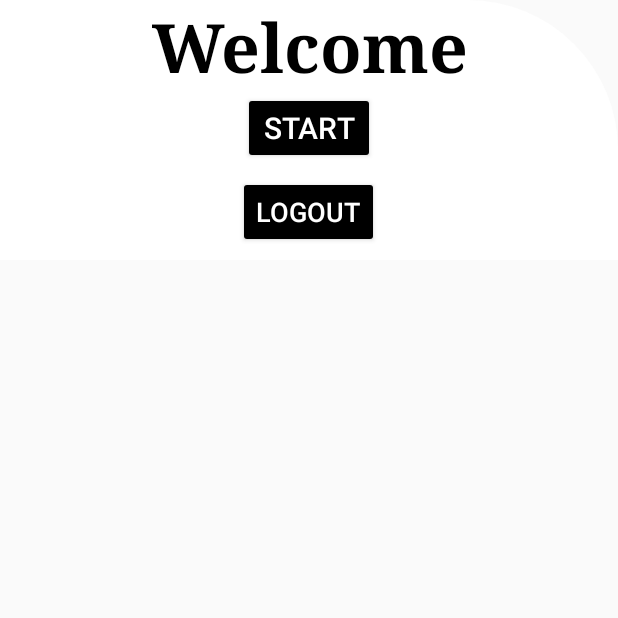
After one commit to Ghaziyassine/AndroidQuizApp, an Android app: the HomeActivity screen opened directly, with no data from a screen before it, on a phone screen of 412 x 824 dp, the top half of it. The commit adds this screen. Run offline under Robolectric (Android 15) with nearby library versions, the light colour scheme and no system bars; our stand-ins replace Firebase (no records; nobody signed in at launch, a user with empty details on screens opened directly).

Commit message:
HomeActivity

```diff
--- a/app/src/main/AndroidManifest.xml
+++ b/app/src/main/AndroidManifest.xml
@@ -12,6 +12,9 @@
         android:supportsRtl="true"
         android:theme="@style/Theme.QUIZAPP_BAGHDAD_GHAZI"
         tools:targetApi="31">
+        <activity
+            android:name=".HomeActivity"
+            android:exported="false" />
         <activity
             android:name=".ScoreActivity"
             android:exported="false" />
--- /dev/null
+++ b/app/src/main/java/com/example/quizapp_baghdad_ghazi/HomeActivity.java
@@ -0,0 +1,47 @@
+package com.example.quizapp_baghdad_ghazi;
+
+import androidx.appcompat.app.AppCompatActivity;
+
+import android.annotation.SuppressLint;
+import android.content.Intent;
+import android.os.Bundle;
+import android.view.View;
+import android.widget.Button;
+
+import com.google.firebase.auth.FirebaseAuth;
+
+public class HomeActivity extends AppCompatActivity {
+    private Button bStart;
+    private Button btnLogout;
+
+    @SuppressLint("MissingInflatedId")
+    @Override
+    protected void onCreate(Bundle savedInstanceState) {
+        super.onCreate(savedInstanceState);
+        setContentView(R.layout.activity_home);
+
+        bStart = findViewById(R.id.bStart);
+        btnLogout = findViewById(R.id.btnLogout);
+
+        bStart.setOnClickListener(new View.OnClickListener() {
+            @Override
+            public void onClick(View v) {
+                // Navigate to activity_register.xml
+                Intent intent = new Intent(HomeActivity.this, MainActivity.class);
+                startActivity(intent);
+            }
+        });
+        btnLogout.setOnClickListener(new View.OnClickListener() {
+            @Override
+            public void onClick(View v) {
+                // Log out the user
+                FirebaseAuth.getInstance().signOut();
+
+                // Redirect to login activity
+                Intent intent = new Intent(HomeActivity.this, loginActivity.class);
+                startActivity(intent);
+                finish(); // Optional, to close this activity
+            }
+        });
+    }
+}
--- a/app/src/main/java/com/example/quizapp_baghdad_ghazi/ScoreActivity.java
+++ b/app/src/main/java/com/example/quizapp_baghdad_ghazi/ScoreActivity.java
@@ -41,7 +41,7 @@ public class ScoreActivity extends AppCompatActivity {
             @Override
             public void onClick(View v) {
                 // Navigate back to MainActivity to play again
-                Intent intent = new Intent(ScoreActivity.this, MainActivity.class);
+                Intent intent = new Intent(ScoreActivity.this, HomeActivity.class);
                 startActivity(intent);
                 finish(); // Close this activity to prevent going back to it with the back button
             }
--- a/app/src/main/java/com/example/quizapp_baghdad_ghazi/loginActivity.java
+++ b/app/src/main/java/com/example/quizapp_baghdad_ghazi/loginActivity.java
@@ -95,7 +95,7 @@ public class loginActivity extends AppCompatActivity {
                             public void onComplete(@NonNull Task<AuthResult> task) {
                                 if (task.isSuccessful()) {
                                     // Sign in successful, navigate to MainActivity
-                                    Intent intent = new Intent(loginActivity.this, MainActivity.class);
+                                    Intent intent = new Intent(loginActivity.this, HomeActivity.class);
                                     startActivity(intent);
                                 } else {
                                     // Sign in failed, display error message
@@ -146,7 +146,7 @@ public class loginActivity extends AppCompatActivity {
                         if (task.isSuccessful()) {
                             // Sign in success, update UI with the signed-in user's information
                             FirebaseUser user = mAuth.getCurrentUser();
-                            Intent intent = new Intent(getApplicationContext(),MainActivity
+                            Intent intent = new Intent(getApplicationContext(),HomeActivity
                                     .class);
                             startActivity(intent);
                             finish();
--- /dev/null
+++ b/app/src/main/res/layout/activity_home.xml
@@ -0,0 +1,53 @@
+<?xml version="1.0" encoding="utf-8"?>
+<RelativeLayout xmlns:android="http://schemas.android.com/apk/res/android"
+    xmlns:app="http://schemas.android.com/apk/res-auto"
+    xmlns:tools="http://schemas.android.com/tools"
+    android:layout_width="match_parent"
+    android:layout_height="match_parent">
+
+
+
+    <!-- Login Container -->
+    <LinearLayout
+        android:id="@+id/homeContainer"
+        android:layout_width="match_parent"
+        android:layout_height="wrap_content"
+        android:gravity="center"
+        android:background="@drawable/rounded_shape"
+        android:orientation="vertical">
+
+        <TextView
+            android:layout_width="match_parent"
+            android:layout_height="wrap_content"
+            android:fontFamily="fantasy"
+            android:gravity="center"
+            android:text="Welcome"
+            android:textColor="@color/black"
+            android:textSize="45sp"
+            android:textStyle="bold" />
+
+
+
+        <!-- Sign In Button -->
+        <Button
+            android:id="@+id/bStart"
+            android:layout_width="wrap_content"
+            android:layout_height="wrap_content"
+            android:layout_gravity="center"
+            android:backgroundTint="@color/black"
+            android:text="Start"
+            android:textColor="@color/white"
+            android:textSize="20sp" />
+
+        <Button
+            android:id="@+id/btnLogout"
+            android:layout_width="wrap_content"
+            android:layout_height="wrap_content"
+            android:layout_margin="8dp"
+            android:backgroundTint="@color/black"
+            android:text="Logout"
+            android:textColor="@color/white"
+            android:textSize="18sp" />
+    </LinearLayout>
+
+</RelativeLayout>
```
